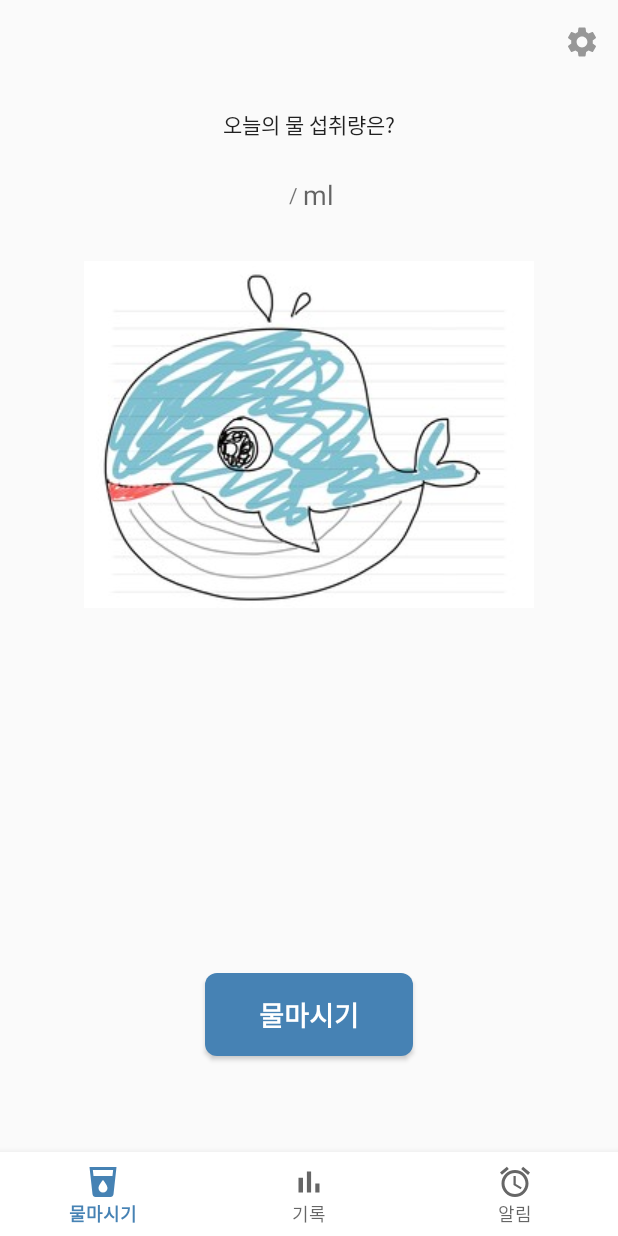
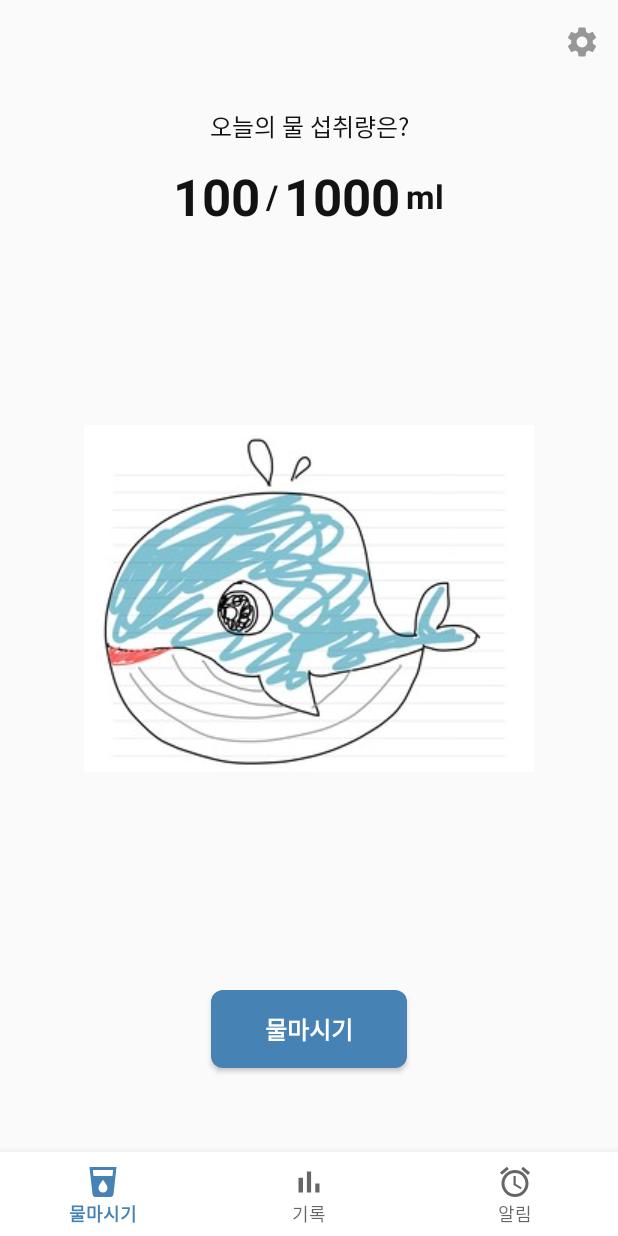
Before and after one commit to sooziini/water-drinking-whale, an Android app: the screen it shows after launch (MainActivity), on a phone screen of 412 x 824 dp. Run offline under Robolectric (Android 15) with nearby library versions, the phone set to English and light mode, and no system bars.

```diff
--- a/app/src/main/res/layout/fragment_home.xml
+++ b/app/src/main/res/layout/fragment_home.xml
@@ -21,7 +21,8 @@
         android:layout_height="wrap_content"
         android:layout_marginTop="16dp"
         android:text="@string/home_today"
-        android:textAppearance="@style/TextAppearance.AppCompat.Body2"
+        android:textAppearance="@style/TextAppearance.AppCompat.Menu"
+        android:textColor="@color/black"
         app:layout_constraintEnd_toEndOf="parent"
         app:layout_constraintStart_toStartOf="parent"
         app:layout_constraintTop_toBottomOf="@+id/homeFragmentToolbar" />
@@ -30,7 +31,7 @@
         android:id="@+id/homeFragmentLinearLayout"
         android:layout_width="match_parent"
         android:layout_height="wrap_content"
-        android:layout_marginTop="24dp"
+        android:layout_marginTop="12dp"
         android:gravity="center"
         android:orientation="horizontal"
         app:layout_constraintEnd_toEndOf="parent"
@@ -38,44 +39,65 @@
         app:layout_constraintTop_toBottomOf="@+id/homeFragmentTv">
 
         <TextView
-            android:id="@+id/homeFragmentToday"
+            android:id="@+id/homeFragmentTodayIntakeTv"
             android:layout_width="wrap_content"
-            android:layout_height="wrap_content" />
+            android:layout_height="wrap_content"
+            android:text="100"
+            android:textAppearance="@style/TextAppearance.AppCompat.Display1"
+            android:textColor="@color/black"
+            android:textStyle="bold" />
+
         <TextView
             android:layout_width="wrap_content"
             android:layout_height="wrap_content"
-            android:text=" / " />
+            android:text="/"
+            android:textAppearance="@style/TextAppearance.AppCompat.Large"
+            android:textColor="@color/black"
+            android:textStyle="bold"
+            android:layout_marginStart="4dp"
+            android:layout_marginEnd="4dp"/>
+
         <TextView
-            android:id="@+id/homeFragmentTotal"
+            android:id="@+id/homeFragmentTotalIntakeTv"
             android:layout_width="wrap_content"
             android:layout_height="wrap_content"
-            android:textAppearance="@style/TextAppearance.AppCompat.Medium" />
+            android:text="1000"
+            android:textAppearance="@style/TextAppearance.AppCompat.Display1"
+            android:textColor="@color/black"
+            android:textStyle="bold" />
+
         <TextView
             android:layout_width="wrap_content"
             android:layout_height="wrap_content"
-            android:text="ml"
-            android:textAppearance="@style/TextAppearance.AppCompat.Medium" />
+            android:text="@string/ex_intake_unit"
+            android:textAppearance="@style/TextAppearance.AppCompat.Large"
+            android:textColor="@color/black"
+            android:textStyle="bold"
+            android:layout_marginStart="4dp" />
     </LinearLayout>
 
     <ImageView
         android:layout_width="wrap_content"
         android:layout_height="wrap_content"
         android:layout_marginTop="32dp"
+        android:layout_marginBottom="48dp"
         android:src="@drawable/whale"
+        app:layout_constraintBottom_toTopOf="@+id/homeFragmentBtn"
         app:layout_constraintEnd_toEndOf="parent"
         app:layout_constraintStart_toStartOf="parent"
         app:layout_constraintTop_toBottomOf="@+id/homeFragmentLinearLayout" />
 
     <Button
+        android:id="@+id/homeFragmentBtn"
         android:layout_width="wrap_content"
         android:layout_height="wrap_content"
-        android:layout_marginBottom="64dp"
+        android:layout_marginBottom="56dp"
         android:background="@drawable/btn_shape"
         android:padding="14dp"
         android:paddingStart="36dp"
         android:paddingEnd="36dp"
         android:text="@string/home"
-        android:textAppearance="@style/TextAppearance.AppCompat.Medium"
+        android:textAppearance="@style/TextAppearance.AppCompat.Menu"
         android:textColor="@color/white"
         android:textStyle="bold"
         app:layout_constraintBottom_toBottomOf="parent"
--- a/app/src/main/res/values/colors.xml
+++ b/app/src/main/res/values/colors.xml
@@ -2,4 +2,6 @@
 <resources>
     <color name="colorMain">#4682B4</color>
     <color name="white">#FFFFFF</color>
+    <color name="black">#121212</color>
+    <color name="gray">#A8A8A8</color>
 </resources>
--- a/app/src/main/res/values/strings.xml
+++ b/app/src/main/res/values/strings.xml
@@ -8,6 +8,13 @@
 
     <!-- home fragment -->
     <string name="home_today">오늘의 물 섭취량은?</string>
+    <string name="home_today_intake">오늘의 물 섭취량을 입력해 주세요!</string>
+    <string name="ex_intake">100</string>
+    <string name="ex_intake_unit">ml</string>
     <string name="home_setting">설정</string>
 
+    <!-- button -->
+    <string name="positive_btn">확인</string>
+    <string name="negative_btn">취소</string>
+
 </resources>
--- a/app/src/main/res/values/styles.xml
+++ b/app/src/main/res/values/styles.xml
@@ -2,7 +2,7 @@
     <style name="AppTheme" parent="Theme.AppCompat.Light.NoActionBar">
         <item name="colorPrimary">@color/colorMain</item>
         <item name="colorPrimaryDark">@color/colorMain</item>
-<!--        <item name="colorAccent">@color/colorMain</item>-->
+        <item name="colorAccent">@color/colorMain</item>-->
     </style>
     <style name = "SplashTheme" parent="Theme.AppCompat.Light.NoActionBar">
         <item name = "android:windowBackground">@drawable/splash</item>
```
Also changed, not shown: app/src/main/java/com/example/water_drinking_whale/HomeFragment.kt (+33 -0 lines), app/src/main/res/drawable/underline_shape.xml (added, +15 -0 lines), app/src/main/res/layout/dialog_home.xml (added, +38 -0 lines).
